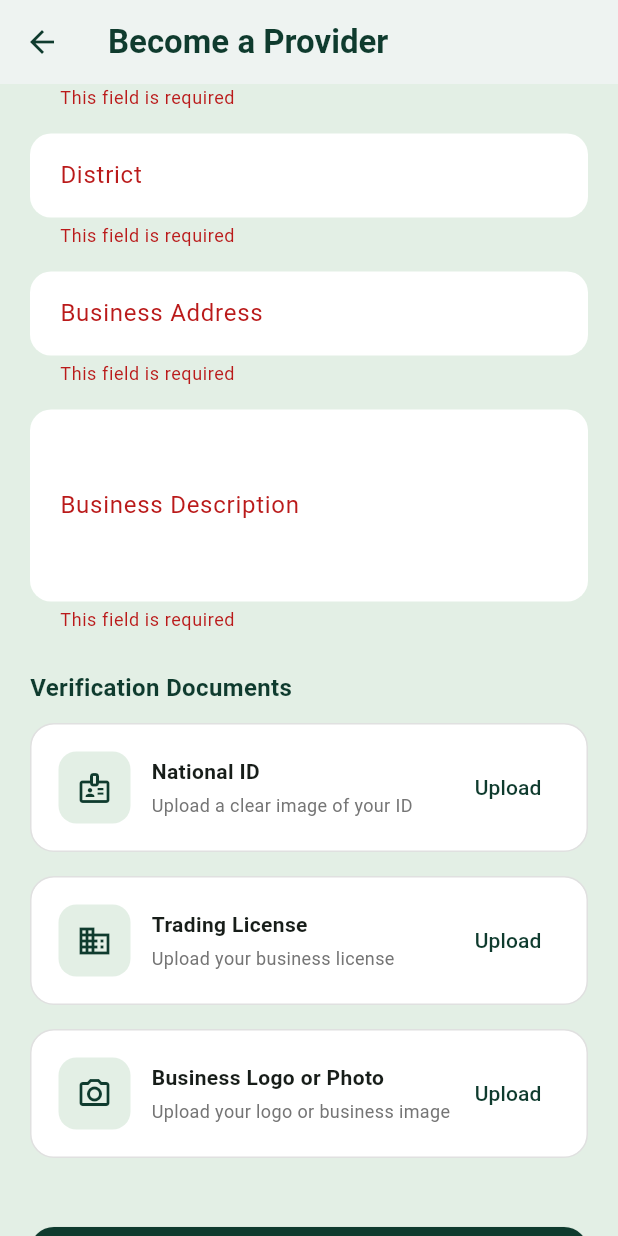
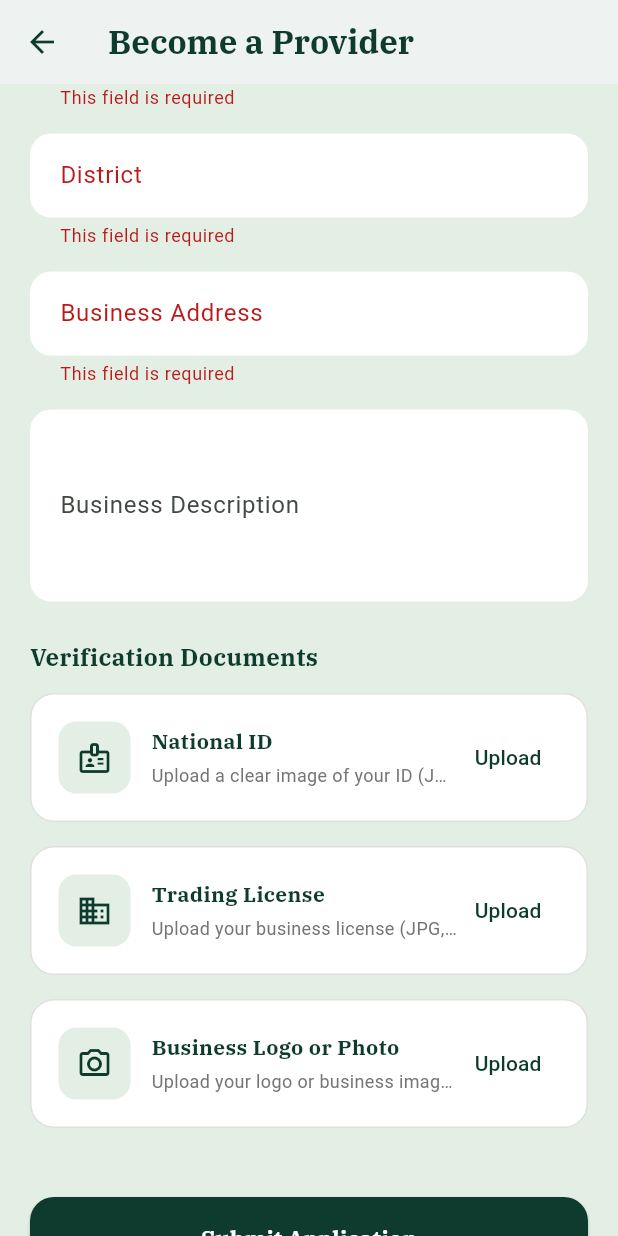
Before and after one commit to ayomi-20/final-year-flutter-app, a Flutter app: the ProviderSignupScreen screen opened directly, scrolled down 413 dp, after a tap on "Submit Application", on a phone screen of 412 x 824 dp. Run offline on Flutter 3.47's test engine with Material 3 defaults, Android fonts, the phone set to English and light mode, and no system bars; our stand-ins replace file_picker, shared_preferences; missing offline and left inert: dart:html; accounts and stored records are empty.

Commit message:
fixed the upload fields of the become a service provider flow

```diff
--- a/lib/screens/provider_signup_screen.dart
+++ b/lib/screens/provider_signup_screen.dart
@@ -1,204 +1,173 @@
+import 'dart:typed_data';
+import 'package:file_picker/file_picker.dart';
+import 'package:flutter/foundation.dart';
 import 'package:flutter/material.dart';
+import '../services/provider_service.dart';
+
+// Web-only import
+import 'upload_helper_stub.dart'
+    if (dart.library.html) 'upload_helper_web.dart';
 
 class ProviderSignupScreen extends StatefulWidget {
   const ProviderSignupScreen({super.key});
 
   @override
-  State<ProviderSignupScreen> createState() =>
-      _ProviderSignupScreenState();
+  State<ProviderSignupScreen> createState() => _ProviderSignupScreenState();
 }
 
-class _ProviderSignupScreenState
-    extends State<ProviderSignupScreen> {
+class _ProviderSignupScreenState extends State<ProviderSignupScreen> {
   final _formKey = GlobalKey<FormState>();
+  final _providerService = ProviderService();
 
-  final TextEditingController businessNameController =
-      TextEditingController();
+  final businessNameController = TextEditingController();
+  final businessTypeController = TextEditingController();
+  final districtController = TextEditingController();
+  final addressController = TextEditingController();
+  final descriptionController = TextEditingController();
 
-  final TextEditingController businessTypeController =
-      TextEditingController();
+  // Picked files stored as raw bytes + filename
+  Uint8List? _nationalIdBytes;
+  String? _nationalIdName;
 
-  final TextEditingController districtController =
-      TextEditingController();
+  Uint8List? _tradingLicenseBytes;
+  String? _tradingLicenseName;
 
-  final TextEditingController addressController =
-      TextEditingController();
-
-  final TextEditingController descriptionController =
-      TextEditingController();
+  Uint8List? _logoBytes;
+  String? _logoName;
 
   bool _submitting = false;
 
   static const Color green = Color(0xFF0F3B2E);
   static const Color lightGreen = Color(0xFFE3EFE5);
 
-  Future<void> submitApplication() async {
+  @override
+  void dispose() {
+    businessNameController.dispose();
+    businessTypeController.dispose();
+    districtController.dispose();
+    addressController.dispose();
+    descriptionController.dispose();
+    super.dispose();
+  }
+
+  Future<void> _pickFile(String type) async {
+    if (kIsWeb) {
+      // Use native HTML file input on web
+      final picked = await pickFileWeb();
+      if (picked == null) return;
+      setState(() {
+        if (type == 'national_id') {
+          _nationalIdBytes = picked.bytes;
+          _nationalIdName = picked.name;
+        }
+        if (type == 'trading_license') {
+          _tradingLicenseBytes = picked.bytes;
+          _tradingLicenseName = picked.name;
+        }
+        if (type == 'logo') {
+          _logoBytes = picked.bytes;
+          _logoName = picked.name;
+        }
+      });
+    } else {
+      final result = await FilePicker.platform.pickFiles(
+        type: FileType.custom,
+        allowedExtensions: ['jpg', 'jpeg', 'png', 'pdf'],
+        withData: true,
+      );
+      if (result == null || result.files.isEmpty) return;
+      final f = result.files.first;
+      setState(() {
+        if (type == 'national_id') {
+          _nationalIdBytes = f.bytes;
+          _nationalIdName = f.name;
+        }
+        if (type == 'trading_license') {
+          _tradingLicenseBytes = f.bytes;
+          _tradingLicenseName = f.name;
+        }
+        if (type == 'logo') {
+          _logoBytes = f.bytes;
+          _logoName = f.name;
+        }
+      });
+    }
+  }
+
+  Future<void> _submit() async {
     if (!_formKey.currentState!.validate()) return;
 
-    setState(() {
-      _submitting = true;
+    setState(() => _submitting = true);
+
+    final registerResult = await _providerService.register({
+      'business_name': businessNameController.text.trim(),
+      'business_type': businessTypeController.text.trim(),
+      'district': districtController.text.trim(),
+      'address': addressController.text.trim(),
+      'description': descriptionController.text.trim(),
     });
-
-    // TODO:
-    // Connect to backend API later
-
-    await Future.delayed(const Duration(seconds: 2));
 
     if (!mounted) return;
 
-    setState(() {
-      _submitting = false;
-    });
+    if (registerResult['error'] != null) {
+      setState(() => _submitting = false);
+      ScaffoldMessenger.of(context).showSnackBar(
+        SnackBar(content: Text(registerResult['error'])),
+      );
+      return;
+    }
+
+    if (_nationalIdBytes != null ||
+        _tradingLicenseBytes != null ||
+        _logoBytes != null) {
+      final uploadResult = await _providerService.uploadDocumentsBytes(
+        nationalIdBytes: _nationalIdBytes,
+        nationalIdName: _nationalIdName,
+        tradingLicenseBytes: _tradingLicenseBytes,
+        tradingLicenseName: _tradingLicenseName,
+        logoBytes: _logoBytes,
+        logoName: _logoName,
+      );
+
+      if (!mounted) return;
+
+      if (uploadResult['error'] != null) {
+        setState(() => _submitting = false);
+        ScaffoldMessenger.of(context).showSnackBar(
+          SnackBar(content: Text(uploadResult['error'])),
+        );
+        return;
+      }
+    }
+
+    await _providerService.submit();
+
+    if (!mounted) return;
+    setState(() => _submitting = false);
 
     showDialog(
       context: context,
       builder: (_) => AlertDialog(
         title: const Text(
-          "Application Submitted",
+          'Application Submitted',
           style: TextStyle(
-            fontWeight: FontWeight.bold,
+            fontFamily: 'IBMPlexSerif',
+            fontWeight: FontWeight.w700,
             color: green,
           ),
         ),
         content: const Text(
-          "Your provider application has been submitted successfully. "
-          "Our team will review and approve your account.",
+          'Your provider application has been submitted. '
+          'Our team will review and approve your account.',
         ),
         actions: [
           ElevatedButton(
-            style: ElevatedButton.styleFrom(
-              backgroundColor: green,
-            ),
+            style: ElevatedButton.styleFrom(backgroundColor: green),
             onPressed: () {
               Navigator.pop(context);
               Navigator.pop(context);
             },
-            child: const Text(
-              "OK",
-              style: TextStyle(color: Colors.white),
-            ),
-          ),
-        ],
-      ),
-    );
-  }
-
-  Widget sectionTitle(String title) {
-    return Padding(
-      padding: const EdgeInsets.only(bottom: 12),
-      child: Align(
-        alignment: Alignment.centerLeft,
-        child: Text(
-          title,
-          style: const TextStyle(
-            fontSize: 16,
-            fontWeight: FontWeight.bold,
-            color: green,
-          ),
-        ),
-      ),
-    );
-  }
-
-  Widget inputField({
-    required String label,
-    required TextEditingController controller,
-    int maxLines = 1,
-  }) {
-    return Padding(
-      padding: const EdgeInsets.only(bottom: 16),
-      child: TextFormField(
-        controller: controller,
-        maxLines: maxLines,
-        validator: (value) {
-          if (value == null || value.trim().isEmpty) {
-            return "This field is required";
-          }
-          return null;
-        },
-        decoration: InputDecoration(
-          labelText: label,
-          filled: true,
-          fillColor: Colors.white,
-          contentPadding: const EdgeInsets.symmetric(
-            horizontal: 16,
-            vertical: 16,
-          ),
-          border: OutlineInputBorder(
-            borderRadius: BorderRadius.circular(14),
-            borderSide: BorderSide.none,
-          ),
-        ),
-      ),
-    );
-  }
-
-  Widget uploadBox({
-    required IconData icon,
-    required String title,
-    required String subtitle,
-  }) {
-    return Container(
-      margin: const EdgeInsets.only(bottom: 16),
-      padding: const EdgeInsets.all(18),
-      decoration: BoxDecoration(
-        color: Colors.white,
-        borderRadius: BorderRadius.circular(16),
-        border: Border.all(
-          color: Colors.grey.shade300,
-        ),
-      ),
-      child: Row(
-        children: [
-          Container(
-            padding: const EdgeInsets.all(12),
-            decoration: BoxDecoration(
-              color: lightGreen,
-              borderRadius: BorderRadius.circular(12),
-            ),
-            child: Icon(
-              icon,
-              color: green,
-            ),
-          ),
-
-          const SizedBox(width: 14),
-
-          Expanded(
-            child: Column(
-              crossAxisAlignment:
-                  CrossAxisAlignment.start,
-              children: [
-                Text(
-                  title,
-                  style: const TextStyle(
-                    fontWeight: FontWeight.bold,
-                    fontSize: 14,
-                  ),
-                ),
-
-                const SizedBox(height: 4),
-
-                Text(
-                  subtitle,
-                  style: TextStyle(
-                    color: Colors.grey.shade600,
-                    fontSize: 12,
-                  ),
-                ),
-              ],
-            ),
-          ),
-
-          TextButton(
-            onPressed: () {
-              // TODO:
-              // File picker later
-            },
-            child: const Text(
-              "Upload",
-              style: TextStyle(color: green),
-            ),
+            child: const Text('OK', style: TextStyle(color: Colors.white)),
           ),
         ],
       ),
@@ -209,79 +178,57 @@ class _ProviderSignupScreenState
   Widget build(BuildContext context) {
     return Scaffold(
       backgroundColor: lightGreen,
-
       appBar: AppBar(
         backgroundColor: Colors.white,
         elevation: 0,
         leading: IconButton(
-          icon: const Icon(
-            Icons.arrow_back,
-            color: green,
-          ),
-          onPressed: () {
-            Navigator.pop(context);
-          },
+          icon: const Icon(Icons.arrow_back, color: green),
+          onPressed: () => Navigator.pop(context),
         ),
         title: const Text(
-          "Become a Provider",
+          'Become a Provider',
           style: TextStyle(
+            fontFamily: 'IBMPlexSerif',
+            fontWeight: FontWeight.w700,
             color: green,
-            fontWeight: FontWeight.bold,
           ),
         ),
       ),
-
       body: SingleChildScrollView(
         padding: const EdgeInsets.all(20),
         child: Form(
           key: _formKey,
           child: Column(
             children: [
-
-              // HEADER CARD
               Container(
                 width: double.infinity,
                 padding: const EdgeInsets.all(22),
                 decoration: BoxDecoration(
                   gradient: const LinearGradient(
-                    colors: [
-                      Color(0xFF1C5E4A),
-                      green,
-                    ],
+                    colors: [Color(0xFF1C5E4A), green],
                   ),
                   borderRadius: BorderRadius.circular(22),
                 ),
                 child: const Column(
-                  crossAxisAlignment:
-                      CrossAxisAlignment.start,
+                  crossAxisAlignment: CrossAxisAlignment.start,
                   children: [
-                    Icon(
-                      Icons.storefront_outlined,
-                      color: Colors.white,
-                      size: 42,
-                    ),
-
+                    Icon(Icons.storefront_outlined,
+                        color: Colors.white, size: 42),
                     SizedBox(height: 14),
-
                     Text(
-                      "Grow Your Tourism Business",
+                      'Grow Your Tourism Business',
                       style: TextStyle(
                         color: Colors.white,
-                        fontWeight: FontWeight.bold,
+                        fontFamily: 'IBMPlexSerif',
+                        fontWeight: FontWeight.w700,
                         fontSize: 22,
                       ),
                     ),
-
                     SizedBox(height: 8),
-
                     Text(
-                      "Join Twende Uganda and connect "
-                      "with thousands of tourists looking "
-                      "for amazing experiences.",
-                      style: TextStyle(
-                        color: Colors.white70,
-                        fontSize: 14,
-                      ),
+                      'Join Twende Uganda and connect with thousands '
+                      'of tourists looking for amazing experiences.',
+                      style: TextStyle(color: Colors.white70, fontSize: 14),
                     ),
                   ],
                 ),
@@ -289,64 +236,44 @@ class _ProviderSignupScreenState
 
               const SizedBox(height: 28),
 
-              // BUSINESS INFO
-              sectionTitle("Business Information"),
-
-              inputField(
-                label: "Business Name",
-                controller: businessNameController,
-              ),
-
-              inputField(
-                label: "Business Type",
-                controller: businessTypeController,
-              ),
-
-              inputField(
-                label: "District",
-                controller: districtController,
-              ),
-
-              inputField(
-                label: "Business Address",
-                controller: addressController,
-              ),
-
-              inputField(
-                label: "Business Description",
-                controller: descriptionController,
-                maxLines: 4,
-              ),
+              _sectionTitle('Business Information'),
+              _inputField('Business Name', businessNameController),
+              _inputField('Business Type', businessTypeController),
+              _inputField('District', districtController),
+              _inputField('Business Address', addressController),
+              _inputField('Business Description', descriptionController,
+                  maxLines: 4, required: false),
 
               const SizedBox(height: 10),
 
-              // VERIFICATION
-              sectionTitle("Verification Documents"),
+              _sectionTitle('Verification Documents'),
 
-              uploadBox(
+              _UploadBox(
                 icon: Icons.badge_outlined,
-                title: "National ID",
-                subtitle:
-                    "Upload a clear image of your ID",
+                title: 'National ID',
+                subtitle: 'Upload a clear image of your ID (JPG, PNG, PDF)',
+                fileName: _nationalIdName,
+                onTap: () => _pickFile('national_id'),
               ),
 
-              uploadBox(
+              _UploadBox(
                 icon: Icons.business_outlined,
-                title: "Trading License",
-                subtitle:
-                    "Upload your business license",
+                title: 'Trading License',
+                subtitle: 'Upload your business license (JPG, PNG, PDF)',
+                fileName: _tradingLicenseName,
+                onTap: () => _pickFile('trading_license'),
               ),
 
-              uploadBox(
+              _UploadBox(
                 icon: Icons.photo_camera_outlined,
-                title: "Business Logo or Photo",
-                subtitle:
-                    "Upload your logo or business image",
+                title: 'Business Logo or Photo',
+                subtitle: 'Upload your logo or business image (JPG, PNG)',
+                fileName: _logoName,
+                onTap: () => _pickFile('logo'),
               ),
 
               const SizedBox(height: 30),
 
-              // SUBMIT BUTTON
               SizedBox(
                 width: double.infinity,
                 height: 56,
@@ -354,22 +281,18 @@ class _ProviderSignupScreenState
                   style: ElevatedButton.styleFrom(
                     backgroundColor: green,
                     shape: RoundedRectangleBorder(
-                      borderRadius:
-                          BorderRadius.circular(16),
-                    ),
+                        borderRadius: BorderRadius.circular(16)),
                   ),
-                  onPressed:
-                      _submitting ? null : submitApplication,
+                  onPressed: _submitting ? null : _submit,
                   child: _submitting
-                      ? const CircularProgressIndicator(
-                          color: Colors.white,
-                        )
+                      ? const CircularProgressIndicator(color: Colors.white)
                       : const Text(
-                          "Submit Application",
+                          'Submit Application',
                           style: TextStyle(
+                            fontFamily: 'IBMPlexSerif',
                             color: Colors.white,
                             fontSize: 15,
-                            fontWeight: FontWeight.bold,
+                            fontWeight: FontWeight.w700,
                           ),
                         ),
                 ),
@@ -382,4 +305,141 @@ class _ProviderSignupScreenState
       ),
     );
   }
+
+  Widget _sectionTitle(String title) {
+    return Padding(
+      padding: const EdgeInsets.only(bottom: 12),
+      child: Align(
+        alignment: Alignment.centerLeft,
+        child: Text(
+          title,
+          style: const TextStyle(
+            fontFamily: 'IBMPlexSerif',
+            fontSize: 16,
+            fontWeight: FontWeight.w700,
+            color: green,
+          ),
+        ),
+      ),
+    );
+  }
+
+  Widget _inputField(
+    String label,
+    TextEditingController controller, {
+    int maxLines = 1,
+    bool required = true,
+  }) {
+    return Padding(
+      padding: const EdgeInsets.only(bottom: 16),
+      child: TextFormField(
+        controller: controller,
+        maxLines: maxLines,
+        validator: required
+            ? (v) => (v == null || v.trim().isEmpty)
+                ? 'This field is required'
+                : null
+            : null,
+        decoration: InputDecoration(
+          labelText: label,
+          filled: true,
+          fillColor: Colors.white,
+          contentPadding:
+              const EdgeInsets.symmetric(horizontal: 16, vertical: 16),
+          border: OutlineInputBorder(
+            borderRadius: BorderRadius.circular(14),
+            borderSide: BorderSide.none,
+          ),
+        ),
+      ),
+    );
+  }
 }
+
+class _UploadBox extends StatelessWidget {
+  final IconData icon;
+  final String title;
+  final String subtitle;
+  final String? fileName;
+  final VoidCallback onTap;
+
+  static const Color green = Color(0xFF0F3B2E);
+  static const Color lightGreen = Color(0xFFE3EFE5);
+
+  const _UploadBox({
+    required this.icon,
+    required this.title,
+    required this.subtitle,
+    required this.fileName,
+    required this.onTap,
+  });
+
+  @override
+  Widget build(BuildContext context) {
+    final bool picked = fileName != null;
+
+    return Container(
+      margin: const EdgeInsets.only(bottom: 16),
+      padding: const EdgeInsets.all(18),
+      decoration: BoxDecoration(
+        color: Colors.white,
+        borderRadius: BorderRadius.circular(16),
+        border: Border.all(
+          color: picked ? green : Colors.grey.shade300,
+          width: picked ? 1.5 : 1,
+        ),
+      ),
+      child: Row(
+        children: [
+          Container(
+            padding: const EdgeInsets.all(12),
+            decoration: BoxDecoration(
+              color: picked ? green.withOpacity(0.15) : lightGreen,
+              borderRadius: BorderRadius.circular(12),
+            ),
+            child: Icon(
+              picked ? Icons.check_circle_outline : icon,
+              color: green,
+            ),
+          ),
+          const SizedBox(width: 14),
+          Expanded(
+            child: Column(
+              crossAxisAlignment: CrossAxisAlignment.start,
+              children: [
+                Text(
+                  title,
+                  style: const TextStyle(
+                    fontFamily: 'IBMPlexSerif',
+                    fontWeight: FontWeight.w700,
+                    fontSize: 14,
+                    color: green,
+                  ),
+                ),
+                const SizedBox(height: 4),
+                Text(
+                  picked ? fileName! : subtitle,
+                  maxLines: 1,
+                  overflow: TextOverflow.ellipsis,
+                  style: TextStyle(
+                    color: picked ? green : Colors.grey.shade600,
+                    fontSize: 12,
+                    fontWeight:
+                        picked ? FontWeight.w600 : FontWeight.normal,
+                  ),
+                ),
+              ],
+            ),
+          ),
+          TextButton(
+            onPressed: onTap,
+            child: Text(
+              picked ? 'Change' : 'Upload',
+              style: const TextStyle(color: green),
+            ),
+          ),
+        ],
+      ),
+    );
+  }
+}
--- a/pubspec.yaml
+++ b/pubspec.yaml
@@ -34,6 +34,8 @@ dependencies:
   http: ^1.6.0
   logging: ^1.1.1
   shared_preferences: ^2.2.3
+  file_picker: ^8.0.0
+  dio: ^5.4.0
 
   # The following adds the Cupertino Icons font to your application.
   # Use with the CupertinoIcons class for iOS style icons.
```
Also changed, not shown: lib/screens/upload_helper_stub.dart (added, +15 -0 lines), lib/screens/upload_helper_web.dart (added, +36 -0 lines), lib/services/provider_service.dart (+70 -44 lines), pubspec.lock, 1 other file.
